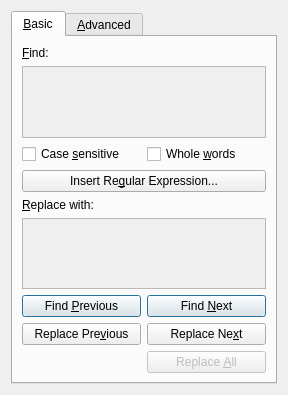
First picture: the form in src/frontends/qt4/ui/FindAndReplaceUi.ui, repository cburschka/lyx, before the edit.
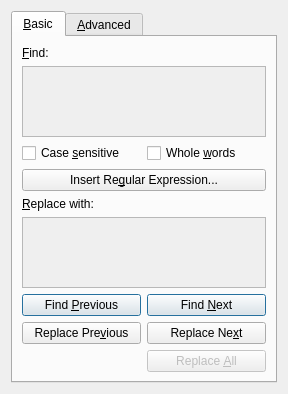
Second picture: the form after the edit. Custom widgets are drawn as their Qt base class.

Commit message: revert r33839 and r33840: does not work on MAC

Diff of the .ui file:
```diff
--- a/src/frontends/qt4/ui/FindAndReplaceUi.ui
+++ b/src/frontends/qt4/ui/FindAndReplaceUi.ui
@@ -6,15 +6,9 @@
     <x>0</x>
     <y>0</y>
     <width>288</width>
-    <height>395</height>
+    <height>366</height>
    </rect>
   </property>
-  <property name="sizePolicy">
-   <sizepolicy hsizetype="Preferred" vsizetype="Ignored">
-    <horstretch>0</horstretch>
-    <verstretch>0</verstretch>
-   </sizepolicy>
-  </property>
   <property name="windowTitle">
    <string>Find LyX Text</string>
   </property>
@@ -71,12 +65,6 @@
        </item>
        <item row="1" column="0" colspan="2">
         <widget class="lyx::frontend::EmbeddedWorkArea" name="find_work_area_">
-         <property name="sizePolicy">
-          <sizepolicy hsizetype="MinimumExpanding" vsizetype="MinimumExpanding">
-           <horstretch>0</horstretch>
-           <verstretch>0</verstretch>
-          </sizepolicy>
-         </property>
          <property name="toolTip">
           <string>Enter the text to search for in this full-featured LyX editing area</string>
          </property>
@@ -143,12 +131,6 @@
        </item>
        <item row="5" column="0" colspan="2">
         <widget class="lyx::frontend::EmbeddedWorkArea" name="replace_work_area_">
-         <property name="sizePolicy">
-          <sizepolicy hsizetype="MinimumExpanding" vsizetype="MinimumExpanding">
-           <horstretch>0</horstretch>
-           <verstretch>0</verstretch>
-          </sizepolicy>
-         </property>
          <property name="toolTip">
           <string>Enter the text to replace in this full-featured LyX editing area</string>
          </property>
```
